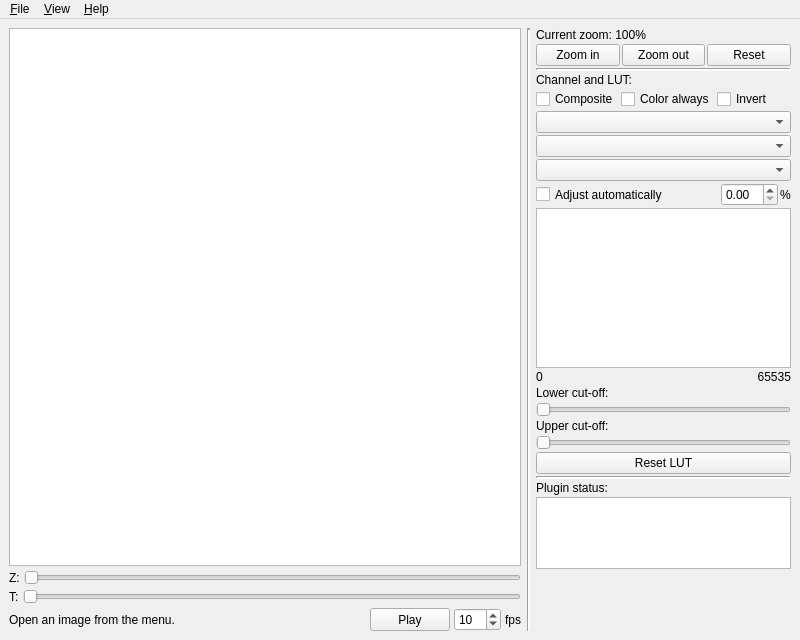
The window that ui/mainwindow.ui (takushim/momotrack) describes before a commit, drawn with Qt 5.
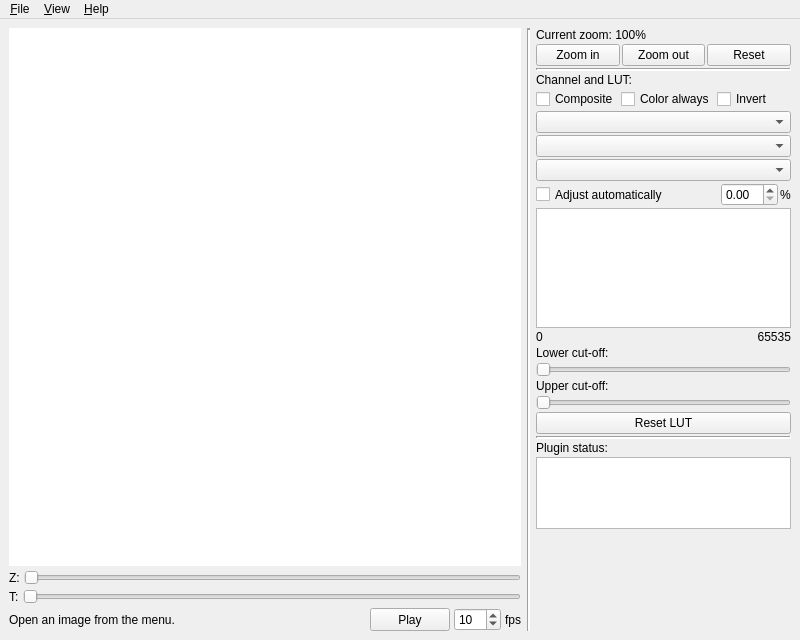
The same window after the commit.

What changed in the file:
```diff
--- a/ui/mainwindow.ui
+++ b/ui/mainwindow.ui
@@ -66,6 +66,9 @@
           <property name="autoFillBackground">
            <bool>false</bool>
           </property>
+          <property name="frameShape">
+           <enum>QFrame::NoFrame</enum>
+          </property>
           <property name="sizeAdjustPolicy">
            <enum>QAbstractScrollArea::AdjustToContents</enum>
           </property>
@@ -418,15 +421,15 @@
         <item>
          <widget class="QGraphicsView" name="gview_lut">
           <property name="sizePolicy">
-           <sizepolicy hsizetype="Minimum" vsizetype="Minimum">
+           <sizepolicy hsizetype="Expanding" vsizetype="Expanding">
             <horstretch>0</horstretch>
             <verstretch>0</verstretch>
            </sizepolicy>
           </property>
           <property name="minimumSize">
            <size>
-            <width>120</width>
-            <height>160</height>
+            <width>160</width>
+            <height>120</height>
            </size>
           </property>
           <property name="baseSize">
```
